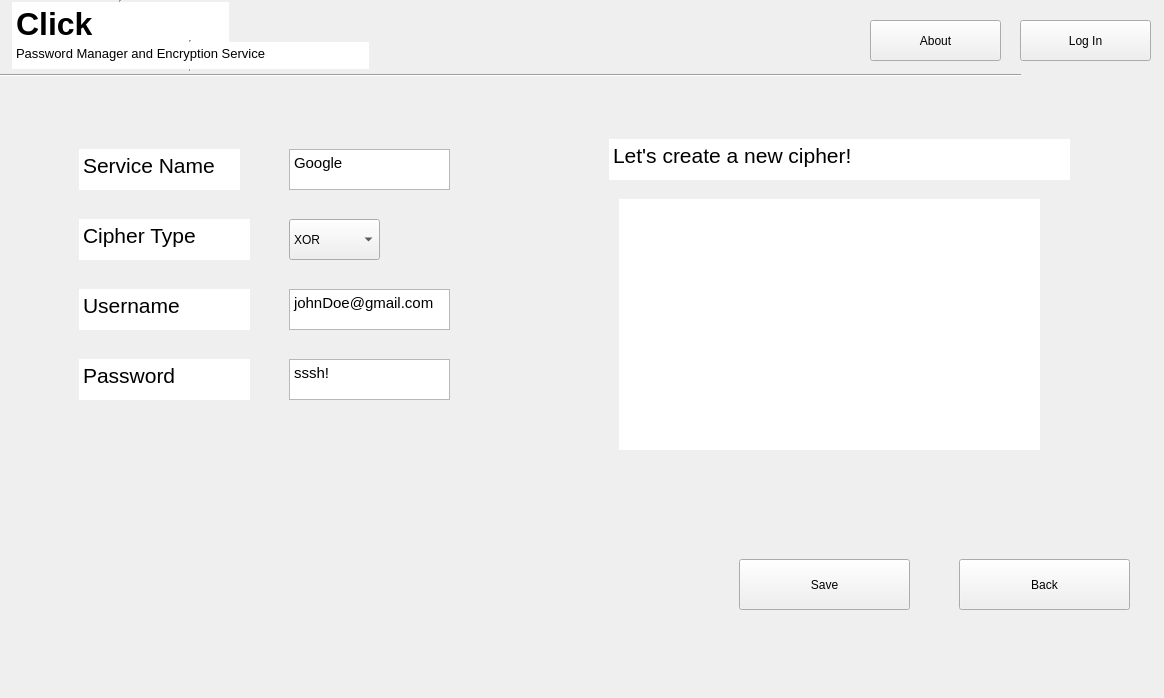
The window that mainwindow.ui (PhiJam1/Click) describes before a commit, drawn with Qt 5.
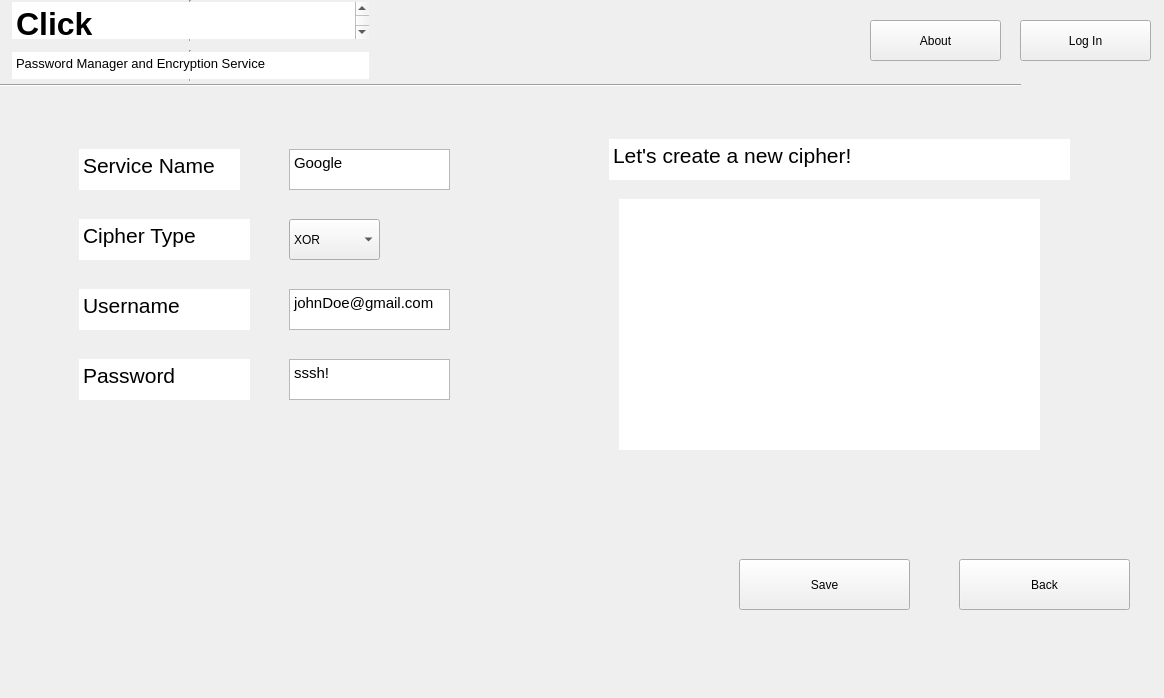
The same window after the commit. The open tabs and pages were chosen to show the change.

What changed in the file:
```diff
--- a/mainwindow.ui
+++ b/mainwindow.ui
@@ -1481,7 +1481,7 @@
     <property name="geometry">
      <rect>
       <x>-10</x>
-      <y>60</y>
+      <y>70</y>
       <width>1031</width>
       <height>31</height>
      </rect>
@@ -1495,10 +1495,16 @@
      <rect>
       <x>10</x>
       <y>0</y>
-      <width>221</width>
-      <height>51</height>
+      <width>361</width>
+      <height>41</height>
      </rect>
     </property>
+    <property name="sizePolicy">
+     <sizepolicy hsizetype="Expanding" vsizetype="Fixed">
+      <horstretch>0</horstretch>
+      <verstretch>0</verstretch>
+     </sizepolicy>
+    </property>
     <property name="font">
      <font>
       <pointsize>24</pointsize>
@@ -1519,7 +1525,7 @@
     <property name="geometry">
      <rect>
       <x>10</x>
-      <y>40</y>
+      <y>50</y>
       <width>361</width>
       <height>31</height>
      </rect>
```
Left out of the diff: 112 changed lines with no effect on the pictures.
